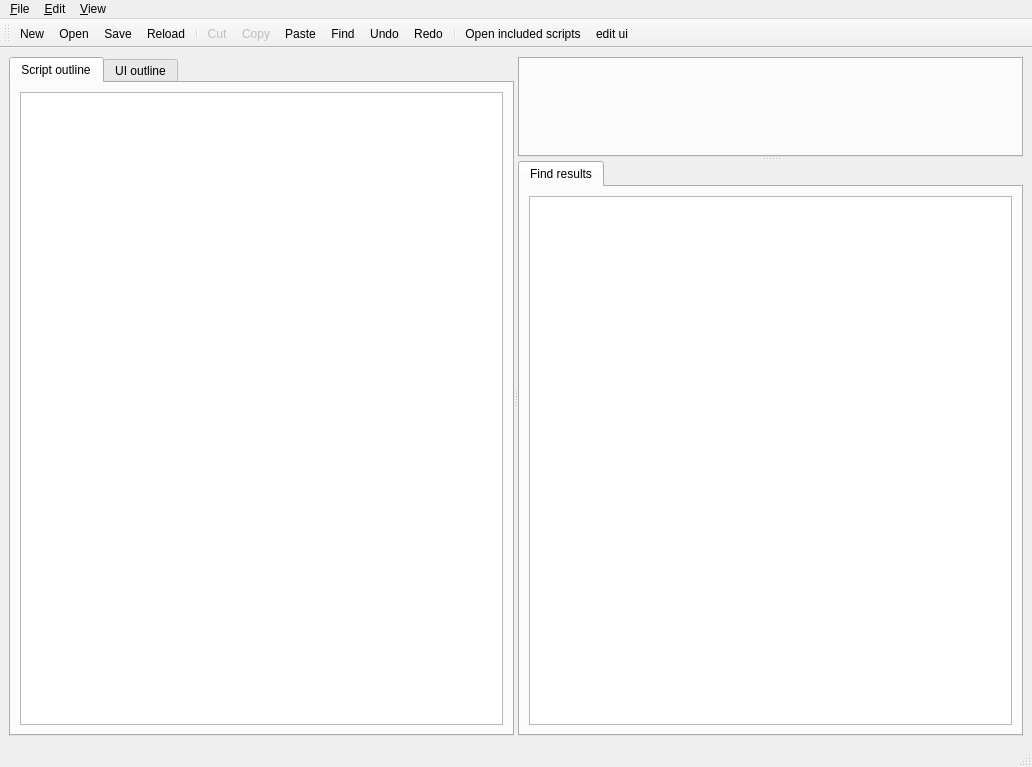
This is ScriptCommunicator/ScriptEditor/mainwindow.ui in szieke/ScriptCommunicator_serial-terminal as Qt 5 draws it before an edit. The edited form follows.
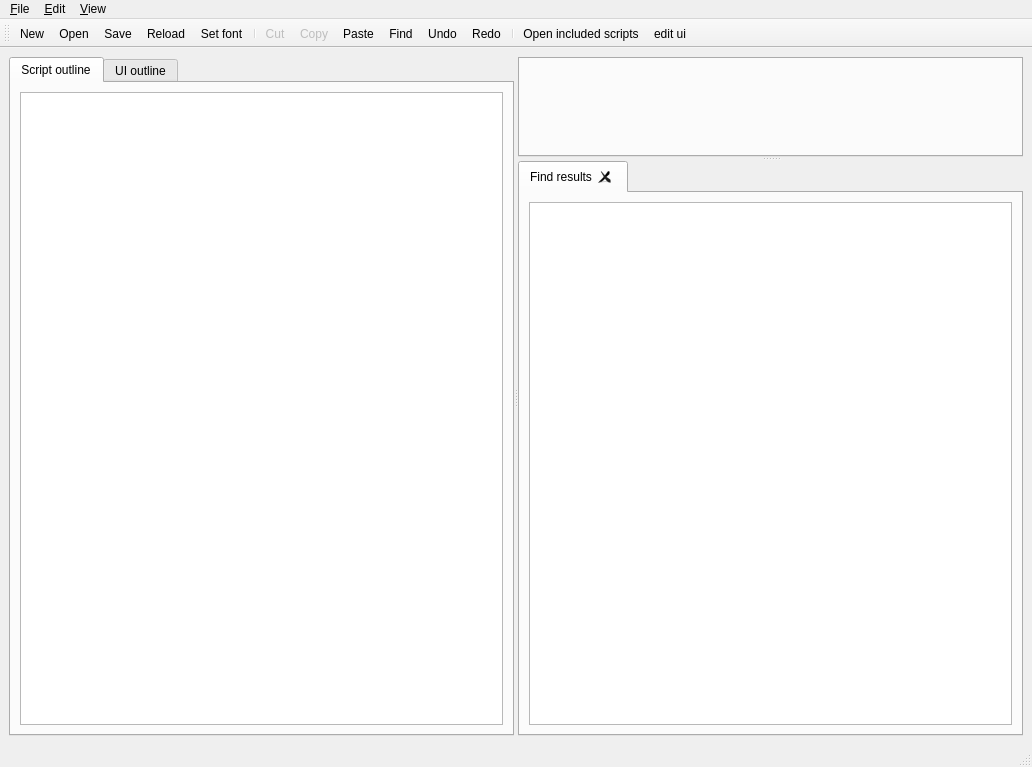
This is the edited form. Icons and pictures are not drawn.

The edit to the form file:
```diff
--- a/ScriptCommunicator/ScriptEditor/mainwindow.ui
+++ b/ScriptCommunicator/ScriptEditor/mainwindow.ui
@@ -97,6 +97,9 @@
         <property name="currentIndex">
          <number>0</number>
         </property>
+        <property name="tabsClosable">
+         <bool>true</bool>
+        </property>
         <widget class="QWidget" name="findTab">
          <attribute name="title">
           <string>Find results</string>
@@ -187,6 +190,7 @@
    <addaction name="actionOpen"/>
    <addaction name="actionSave"/>
    <addaction name="actionReload"/>
+   <addaction name="actionSetFont"/>
    <addaction name="separator"/>
    <addaction name="actionCut"/>
    <addaction name="actionCopy"/>
```
